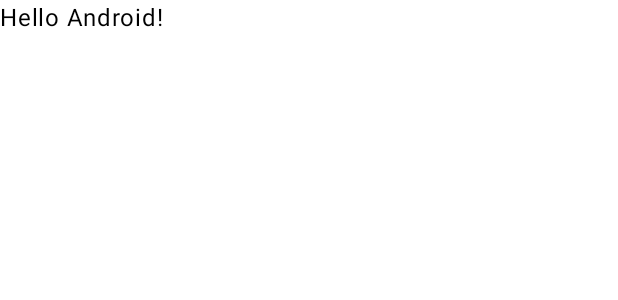
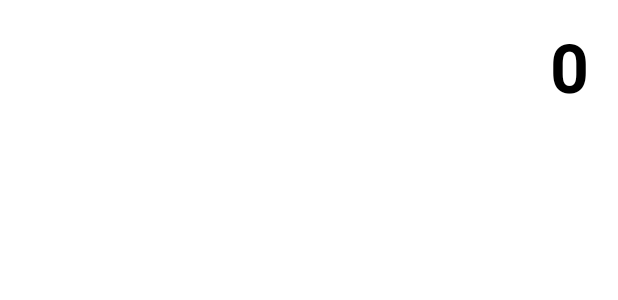
Before and after one commit to Hk6777/Calculator_Jetpack_Compose, an Android app built with Jetpack Compose: the @Preview function GreetingPreview, on a phone screen of 412 x 824 dp. Shown: the top 300 px of the screen. Run offline under Robolectric (Android 15) with nearby library versions, the phone set to English and light mode, and no system bars.

Commit message:
Add color, shape, theme

```diff
--- a/app/build.gradle.kts
+++ b/app/build.gradle.kts
@@ -66,4 +66,8 @@ dependencies {
     androidTestImplementation("androidx.compose.ui:ui-test-junit4")
     debugImplementation("androidx.compose.ui:ui-tooling")
     debugImplementation("androidx.compose.ui:ui-test-manifest")
+    //material design
+    implementation ("androidx.compose.material3:material3")
+    implementation ("androidx.core:core-ktx:+")
+    implementation ("androidx.wear.compose:compose-material:1.3.0-alpha03")
 }
--- a/app/src/main/java/com/harshil/calculator/MainActivity.kt
+++ b/app/src/main/java/com/harshil/calculator/MainActivity.kt
@@ -3,13 +3,28 @@ package com.harshil.calculator
 import android.os.Bundle
 import androidx.activity.ComponentActivity
 import androidx.activity.compose.setContent
+import androidx.compose.foundation.layout.Box
+import androidx.compose.foundation.layout.Column
+import androidx.compose.foundation.layout.PaddingValues
+import androidx.compose.foundation.layout.Row
 import androidx.compose.foundation.layout.fillMaxSize
+import androidx.compose.foundation.layout.fillMaxWidth
+import androidx.compose.foundation.layout.padding
+import androidx.compose.foundation.lazy.grid.GridCells
+import androidx.compose.foundation.lazy.grid.LazyGridScope
+import androidx.compose.foundation.lazy.grid.LazyVerticalGrid
 import androidx.compose.material3.MaterialTheme
 import androidx.compose.material3.Surface
 import androidx.compose.material3.Text
 import androidx.compose.runtime.Composable
 import androidx.compose.ui.Modifier
+import androidx.compose.ui.graphics.Color
+import androidx.compose.ui.text.TextStyle
+import androidx.compose.ui.text.font.FontWeight
+import androidx.compose.ui.text.style.TextAlign
 import androidx.compose.ui.tooling.preview.Preview
+import androidx.compose.ui.unit.dp
+import androidx.compose.ui.unit.sp
 import com.harshil.calculator.ui.theme.CalculatorTheme
 
 class MainActivity : ComponentActivity() {
@@ -31,10 +46,27 @@ class MainActivity : ComponentActivity() {
 
 @Composable
 fun Greeting(name: String, modifier: Modifier = Modifier) {
-    Text(
-        text = "Hello $name!",
-        modifier = modifier
-    )
+    Column(modifier = Modifier.fillMaxSize()) {
+        Text(
+            text = "0",
+            modifier = Modifier
+                .fillMaxWidth()
+                .padding(20.dp),
+            textAlign = TextAlign.End,
+            style = TextStyle(
+                fontSize = 45.sp,
+                fontWeight = FontWeight.Bold
+            )
+        )
+
+        Row (modifier = Modifier.fillMaxWidth()){
+
+            Box {
+
+            }
+
+        }
+    }
 }
 
 @Preview(showBackground = true)
--- a/app/src/main/java/com/harshil/calculator/ui/theme/Color.kt
+++ b/app/src/main/java/com/harshil/calculator/ui/theme/Color.kt
@@ -9,3 +9,7 @@ val Pink80 = Color(0xFFEFB8C8)
 val Purple40 = Color(0xFF6650a4)
 val PurpleGrey40 = Color(0xFF625b71)
 val Pink40 = Color(0xFF7D5260)
+
+val MediumGray = Color(0xFF2E2E2E)
+val LightGray = Color(0xFF818181)
+val Orange = Color(0xFFFF9800)
--- a/app/src/main/java/com/harshil/calculator/ui/theme/Theme.kt
+++ b/app/src/main/java/com/harshil/calculator/ui/theme/Theme.kt
@@ -19,6 +19,7 @@ private val DarkColorScheme = darkColorScheme(
     primary = Purple80,
     secondary = PurpleGrey80,
     tertiary = Pink80
+
 )
 
 private val LightColorScheme = lightColorScheme(
```
Also changed, not shown: app/src/main/java/com/harshil/calculator/ui/theme/Shape.kt (added, +13 -0 lines).
